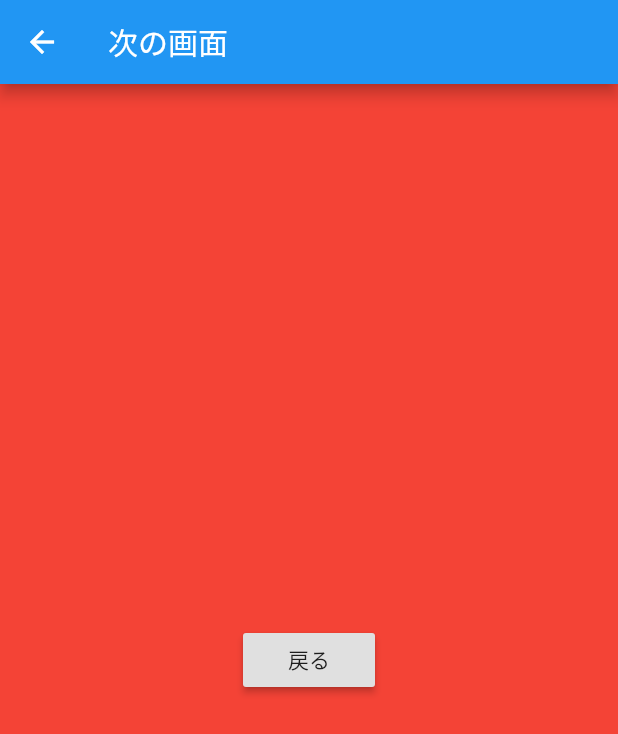
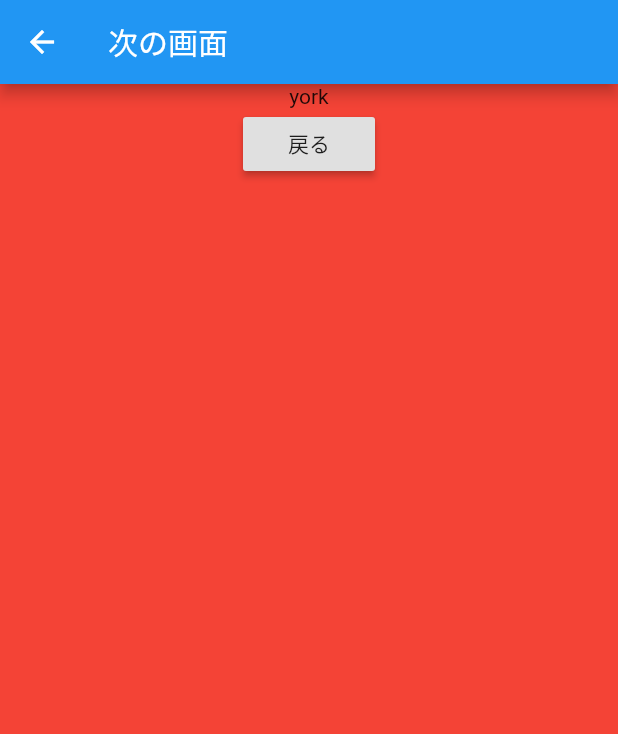
Before and after one commit to 11miyassie/first_flutter_app, a Flutter app: the screen it shows after launch, after a tap on "次へ", on a phone screen of 412 x 824 dp. Shown: the top 734 px of the screen. Run offline on Flutter 3.47's test engine with Material 2 defaults, Android fonts, the phone set to English and light mode, and no system bars.

Commit message:
sending data

```diff
--- a/lib/main.dart
+++ b/lib/main.dart
@@ -57,7 +57,7 @@ class _MyHomePageState extends State<MyHomePage> {
             Navigator.push(
               context,
               MaterialPageRoute(
-                  builder: (context) => NextPage()
+                  builder: (context) => NextPage('york'),
               ),
             );
           },
--- a/lib/next_page.dart
+++ b/lib/next_page.dart
@@ -1,6 +1,9 @@
 import 'package:flutter/material.dart';
 
 class NextPage extends StatelessWidget {
+  NextPage(this.name);
+  final String name;
+
   @override
   Widget build(BuildContext context) {
     return Scaffold(
@@ -10,13 +13,18 @@ class NextPage extends StatelessWidget {
       body: Container(
         height: double.infinity,
         color: Colors.red,
-        child: Center(
-          child: RaisedButton(
-            child: Text('戻る'),
-            onPressed: (){
-              Navigator.pop(context);
-            },
-          ),
+        child: Column(
+          children: [
+            Text(name),
+            Center(
+              child: RaisedButton(
+                child: Text('戻る'),
+                onPressed: () {
+                  Navigator.pop(context);
+                },
+              ),
+            ),
+          ],
         ),
       ),
     );
```
Also changed, not shown: 1 other file.
